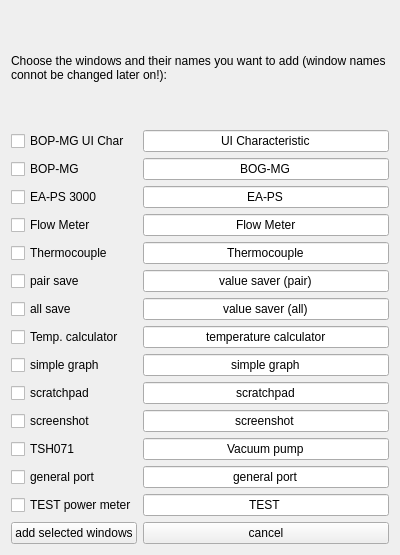
First picture: the form in windowadderwindow.ui, repository bchjoerni/mlab, before the edit.
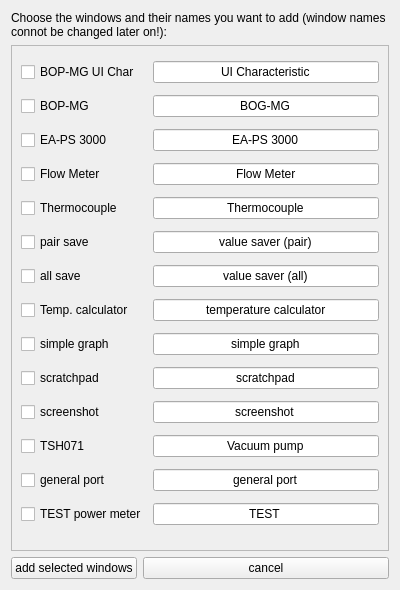
Second picture: the form after the edit.

Commit message: eaps 8000 usb port and window added, signals added

```diff
--- a/windowadderwindow.ui
+++ b/windowadderwindow.ui
@@ -7,24 +7,36 @@
     <x>0</x>
     <y>0</y>
     <width>400</width>
-    <height>555</height>
+    <height>590</height>
    </rect>
   </property>
   <property name="windowTitle">
    <string>add windows</string>
   </property>
   <layout class="QGridLayout" name="gridLayout">
-   <item row="10" column="1" colspan="2">
-    <widget class="QLineEdit" name="txt_calcTemperature">
+   <item row="3" column="0" colspan="3">
+    <widget class="QScrollArea" name="scrollArea">
+     <property name="widgetResizable">
+      <bool>true</bool>
+     </property>
+     <widget class="QWidget" name="scrollAreaWidgetContents">
+      <property name="geometry">
+       <rect>
+        <x>0</x>
+        <y>0</y>
+        <width>367</width>
+        <height>530</height>
+       </rect>
+      </property>
+      <layout class="QGridLayout" name="gridLayout_2">
+       <item row="0" column="0">
+        <widget class="QCheckBox" name="chb_bopmgUiChar">
      <property name="text">
-      <string>temperature calculator</string>
-     </property>
-     <property name="alignment">
-      <set>Qt::AlignCenter</set>
+          <string>BOP-MG UI Char</string>
      </property>
     </widget>
    </item>
-   <item row="1" column="1" colspan="2">
+       <item row="0" column="1">
     <widget class="QLineEdit" name="txt_bopmgUIChar">
      <property name="text">
       <string>UI Characteristic</string>
@@ -34,7 +46,65 @@
      </property>
     </widget>
    </item>
-   <item row="7" column="1" colspan="2">
+       <item row="1" column="0">
+        <widget class="QCheckBox" name="chb_bopMg">
+         <property name="text">
+          <string>BOP-MG</string>
+         </property>
+        </widget>
+       </item>
+       <item row="1" column="1">
+        <widget class="QLineEdit" name="txt_bogMg">
+         <property name="text">
+          <string>BOG-MG</string>
+         </property>
+         <property name="alignment">
+          <set>Qt::AlignCenter</set>
+         </property>
+        </widget>
+       </item>
+       <item row="2" column="0">
+        <widget class="QCheckBox" name="chb_eaps">
+         <property name="text">
+          <string>EA-PS 3000</string>
+         </property>
+        </widget>
+       </item>
+       <item row="2" column="1">
+        <widget class="QLineEdit" name="txt_eaps">
+         <property name="text">
+          <string>EA-PS 3000</string>
+         </property>
+         <property name="alignment">
+          <set>Qt::AlignCenter</set>
+         </property>
+        </widget>
+       </item>
+       <item row="3" column="0">
+        <widget class="QCheckBox" name="chb_flowMeter">
+         <property name="text">
+          <string>Flow Meter</string>
+         </property>
+        </widget>
+       </item>
+       <item row="3" column="1">
+        <widget class="QLineEdit" name="txt_flowMeter">
+         <property name="text">
+          <string>Flow Meter</string>
+         </property>
+         <property name="alignment">
+          <set>Qt::AlignCenter</set>
+         </property>
+        </widget>
+       </item>
+       <item row="4" column="0">
+        <widget class="QCheckBox" name="chb_thermocouple">
+         <property name="text">
+          <string>Thermocouple</string>
+         </property>
+        </widget>
+       </item>
+       <item row="4" column="1">
     <widget class="QLineEdit" name="txt_thermocouple">
      <property name="text">
       <string>Thermocouple</string>
@@ -44,38 +114,31 @@
      </property>
     </widget>
    </item>
+       <item row="5" column="0">
+        <widget class="QCheckBox" name="chb_pairSave">
+         <property name="text">
+          <string>pair save</string>
+         </property>
+        </widget>
+       </item>
+       <item row="5" column="1">
+        <widget class="QLineEdit" name="txt_pairSave">
+         <property name="text">
+          <string>value saver (pair)</string>
+         </property>
+         <property name="alignment">
+          <set>Qt::AlignCenter</set>
+         </property>
+        </widget>
+       </item>
    <item row="6" column="0">
-    <widget class="QCheckBox" name="chb_flowMeter">
+        <widget class="QCheckBox" name="chb_allSave">
      <property name="text">
-      <string>Flow Meter</string>
+          <string>all save</string>
      </property>
     </widget>
    </item>
-   <item row="0" column="0" colspan="3">
-    <widget class="QLabel" name="lbl_description">
-     <property name="text">
-      <string>Choose the windows and their names you want to add (window names connot be changed later on!):</string>
-     </property>
-     <property name="wordWrap">
-      <bool>true</bool>
-     </property>
-    </widget>
-   </item>
-   <item row="11" column="0">
-    <widget class="QCheckBox" name="chb_simpleGraph">
-     <property name="text">
-      <string>simple graph</string>
-     </property>
-    </widget>
-   </item>
-   <item row="1" column="0">
-    <widget class="QCheckBox" name="chb_bopmgUiChar">
-     <property name="text">
-      <string>BOP-MG UI Char</string>
-     </property>
-    </widget>
-   </item>
-   <item row="9" column="1" colspan="2">
+       <item row="6" column="1">
     <widget class="QLineEdit" name="txt_allSave">
      <property name="text">
       <string>value saver (all)</string>
@@ -85,7 +148,31 @@
      </property>
     </widget>
    </item>
-   <item row="11" column="1" colspan="2">
+       <item row="7" column="0">
+        <widget class="QCheckBox" name="chb_calcTemperature">
+         <property name="text">
+          <string>Temp. calculator</string>
+         </property>
+        </widget>
+       </item>
+       <item row="7" column="1">
+        <widget class="QLineEdit" name="txt_calcTemperature">
+         <property name="text">
+          <string>temperature calculator</string>
+         </property>
+         <property name="alignment">
+          <set>Qt::AlignCenter</set>
+         </property>
+        </widget>
+       </item>
+       <item row="8" column="0">
+        <widget class="QCheckBox" name="chb_simpleGraph">
+         <property name="text">
+          <string>simple graph</string>
+         </property>
+        </widget>
+       </item>
+       <item row="8" column="1">
     <widget class="QLineEdit" name="txt_simpleGraph">
      <property name="text">
       <string>simple graph</string>
@@ -95,184 +182,116 @@
      </property>
     </widget>
    </item>
-   <item row="6" column="1" colspan="2">
-    <widget class="QLineEdit" name="txt_flowMeter">
-     <property name="text">
-      <string>Flow Meter</string>
-     </property>
-     <property name="alignment">
-      <set>Qt::AlignCenter</set>
-     </property>
-    </widget>
-   </item>
    <item row="9" column="0">
-    <widget class="QCheckBox" name="chb_allSave">
-     <property name="text">
-      <string>all save</string>
-     </property>
-    </widget>
-   </item>
-   <item row="3" column="1" colspan="2">
-    <widget class="QLineEdit" name="txt_bogMg">
-     <property name="text">
-      <string>BOG-MG</string>
-     </property>
-     <property name="alignment">
-      <set>Qt::AlignCenter</set>
-     </property>
-    </widget>
-   </item>
-   <item row="18" column="0">
-    <widget class="QPushButton" name="btn_ok">
-     <property name="text">
-      <string>add selected windows</string>
-     </property>
-    </widget>
-   </item>
-   <item row="14" column="1" colspan="2">
-    <widget class="QLineEdit" name="txt_tsh071">
-     <property name="text">
-      <string>Vacuum pump</string>
-     </property>
-     <property name="alignment">
-      <set>Qt::AlignCenter</set>
-     </property>
-    </widget>
-   </item>
-   <item row="18" column="1" colspan="2">
-    <widget class="QPushButton" name="btn_cancel">
-     <property name="text">
-      <string>cancel</string>
-     </property>
-    </widget>
-   </item>
-   <item row="16" column="1" colspan="2">
-    <widget class="QLineEdit" name="txt_test">
-     <property name="text">
-      <string>TEST</string>
-     </property>
-     <property name="alignment">
-      <set>Qt::AlignCenter</set>
-     </property>
-    </widget>
-   </item>
-   <item row="12" column="0">
     <widget class="QCheckBox" name="chb_scratchpad">
      <property name="text">
       <string>scratchpad</string>
      </property>
     </widget>
    </item>
-   <item row="8" column="1" colspan="2">
-    <widget class="QLineEdit" name="txt_pairSave">
+       <item row="9" column="1">
+        <widget class="QLineEdit" name="txt_scratchpad">
      <property name="text">
-      <string>value saver (pair)</string>
+          <string>scratchpad</string>
      </property>
      <property name="alignment">
       <set>Qt::AlignCenter</set>
      </property>
     </widget>
    </item>
-   <item row="13" column="0">
+       <item row="10" column="0">
     <widget class="QCheckBox" name="chb_screenshot">
      <property name="text">
       <string>screenshot</string>
      </property>
     </widget>
    </item>
-   <item row="8" column="0">
-    <widget class="QCheckBox" name="chb_pairSave">
+       <item row="10" column="1">
+        <widget class="QLineEdit" name="txt_screenshot">
      <property name="text">
-      <string>pair save</string>
-     </property>
-    </widget>
-   </item>
-   <item row="5" column="1" colspan="2">
-    <widget class="QLineEdit" name="txt_eaps">
-     <property name="text">
-      <string>EA-PS</string>
+          <string>screenshot</string>
      </property>
      <property name="alignment">
       <set>Qt::AlignCenter</set>
      </property>
     </widget>
    </item>
-   <item row="3" column="0">
-    <widget class="QCheckBox" name="chb_bopMg">
-     <property name="text">
-      <string>BOP-MG</string>
-     </property>
-    </widget>
-   </item>
-   <item row="7" column="0">
-    <widget class="QCheckBox" name="chb_thermocouple">
-     <property name="text">
-      <string>Thermocouple</string>
-     </property>
-    </widget>
-   </item>
-   <item row="14" column="0">
+       <item row="11" column="0">
     <widget class="QCheckBox" name="chb_tsh071">
      <property name="text">
       <string>TSH071</string>
      </property>
     </widget>
    </item>
-   <item row="13" column="1" colspan="2">
-    <widget class="QLineEdit" name="txt_screenshot">
+       <item row="11" column="1">
+        <widget class="QLineEdit" name="txt_tsh071">
      <property name="text">
-      <string>screenshot</string>
+          <string>Vacuum pump</string>
      </property>
      <property name="alignment">
       <set>Qt::AlignCenter</set>
      </property>
     </widget>
    </item>
-   <item row="12" column="1" colspan="2">
-    <widget class="QLineEdit" name="txt_scratchpad">
-     <property name="text">
-      <string>scratchpad</string>
-     </property>
-     <property name="alignment">
-      <set>Qt::AlignCenter</set>
-     </property>
-    </widget>
-   </item>
-   <item row="10" column="0">
-    <widget class="QCheckBox" name="chb_calcTemperature">
-     <property name="text">
-      <string>Temp. calculator</string>
-     </property>
-    </widget>
-   </item>
-   <item row="16" column="0">
-    <widget class="QCheckBox" name="chb_powerMeterTest">
-     <property name="text">
-      <string>TEST power meter</string>
-     </property>
-    </widget>
-   </item>
-   <item row="5" column="0">
-    <widget class="QCheckBox" name="chb_eaps">
-     <property name="text">
-      <string>EA-PS 3000</string>
-     </property>
-    </widget>
-   </item>
-   <item row="15" column="0">
+       <item row="12" column="0">
     <widget class="QCheckBox" name="chb_generalPort">
      <property name="text">
       <string>general port</string>
      </property>
     </widget>
    </item>
-   <item row="15" column="1" colspan="2">
+       <item row="12" column="1">
     <widget class="QLineEdit" name="txt_generalPort">
      <property name="text">
       <string>general port</string>
      </property>
      <property name="alignment">
       <set>Qt::AlignCenter</set>
+         </property>
+        </widget>
+       </item>
+       <item row="13" column="0">
+        <widget class="QCheckBox" name="chb_powerMeterTest">
+         <property name="text">
+          <string>TEST power meter</string>
+         </property>
+        </widget>
+       </item>
+       <item row="13" column="1">
+        <widget class="QLineEdit" name="txt_test">
+         <property name="text">
+          <string>TEST</string>
+         </property>
+         <property name="alignment">
+          <set>Qt::AlignCenter</set>
+         </property>
+        </widget>
+       </item>
+      </layout>
+     </widget>
+    </widget>
+   </item>
+   <item row="0" column="0" colspan="3">
+    <widget class="QLabel" name="lbl_description">
+     <property name="text">
+      <string>Choose the windows and their names you want to add (window names connot be changed later on!):</string>
+     </property>
+     <property name="wordWrap">
+      <bool>true</bool>
+     </property>
+    </widget>
+   </item>
+   <item row="4" column="0">
+    <widget class="QPushButton" name="btn_ok">
+     <property name="text">
+      <string>add selected windows</string>
+     </property>
+    </widget>
+   </item>
+   <item row="4" column="1" colspan="2">
+    <widget class="QPushButton" name="btn_cancel">
+     <property name="text">
+      <string>cancel</string>
      </property>
     </widget>
    </item>
```
Lines whose indentation alone changed are shown as unchanged. The commit also changes 40 other files.
